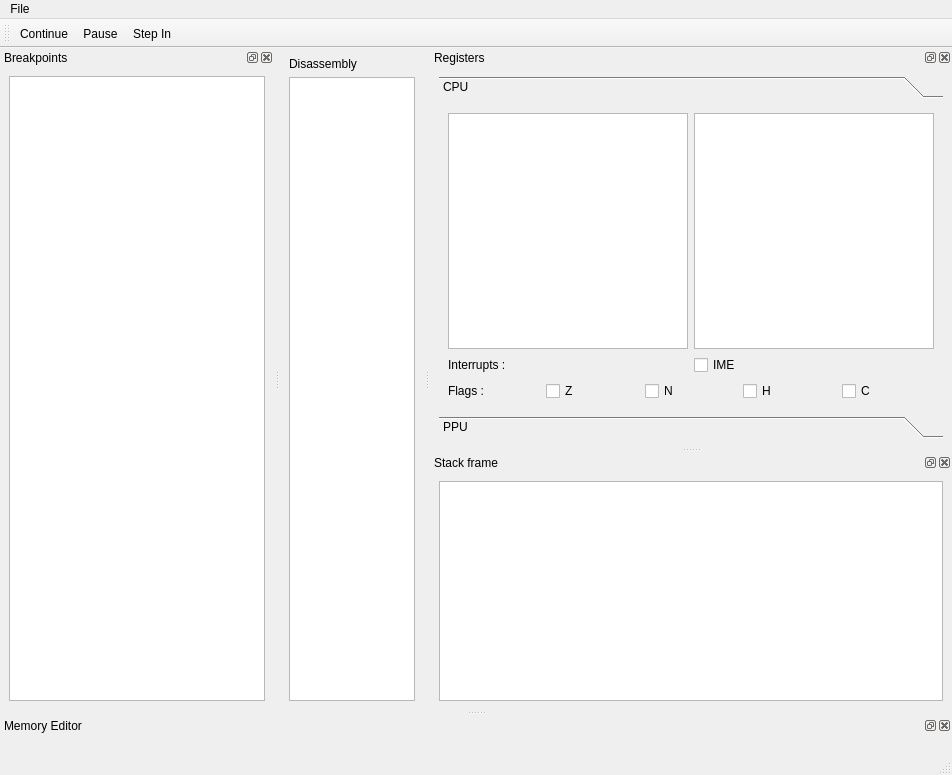
The window that srcs/ui/debugger/Debugger.ui (noctuelles/gbemu) describes before a commit, drawn with Qt 5.
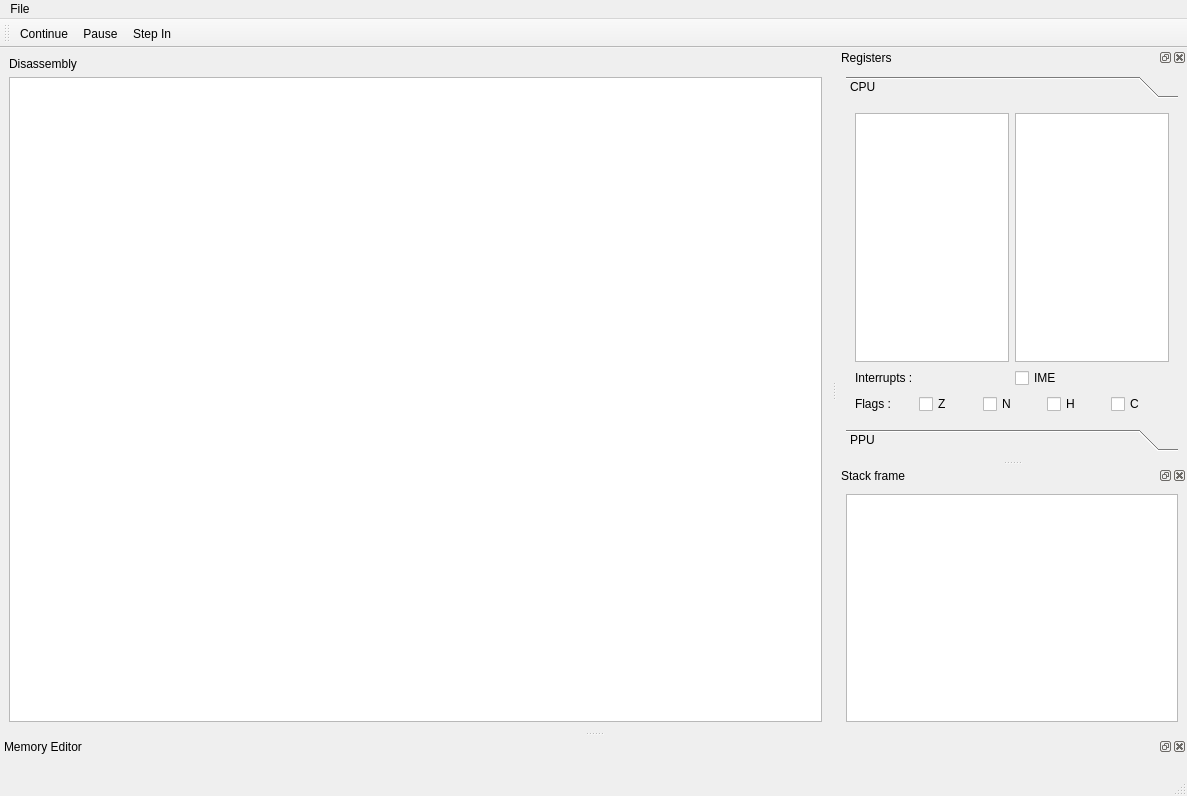
The same window after the commit. Icons and pictures are not drawn. Custom widgets are drawn as their Qt base class.

Commit message: feat: breakpoints condition menu.

Patch:
```diff
--- a/srcs/ui/debugger/Debugger.ui
+++ b/srcs/ui/debugger/Debugger.ui
@@ -6,14 +6,20 @@
    <rect>
     <x>0</x>
     <y>0</y>
-    <width>952</width>
-    <height>775</height>
+    <width>1187</width>
+    <height>796</height>
    </rect>
   </property>
   <property name="windowTitle">
    <string>Debugger</string>
   </property>
   <widget class="QWidget" name="centralwidget">
+   <property name="minimumSize">
+    <size>
+     <width>500</width>
+     <height>0</height>
+    </size>
+   </property>
    <layout class="QVBoxLayout" name="verticalLayout_2">
     <item>
      <widget class="QLabel" name="disassemblyLabel">
@@ -36,7 +42,7 @@
     <rect>
      <x>0</x>
      <y>0</y>
-     <width>952</width>
+     <width>1187</width>
      <height>23</height>
     </rect>
    </property>
@@ -63,6 +69,18 @@
    <addaction name="actionStep_In"/>
   </widget>
   <widget class="QDockWidget" name="dockRegisters">
+   <property name="sizePolicy">
+    <sizepolicy hsizetype="Minimum" vsizetype="Preferred">
+     <horstretch>0</horstretch>
+     <verstretch>0</verstretch>
+    </sizepolicy>
+   </property>
+   <property name="maximumSize">
+    <size>
+     <width>350</width>
+     <height>524287</height>
+    </size>
+   </property>
    <property name="features">
     <set>QDockWidget::DockWidgetFeature::DockWidgetClosable|QDockWidget::DockWidgetFeature::DockWidgetFloatable|QDockWidget::DockWidgetFeature::DockWidgetMovable</set>
    </property>
@@ -87,8 +105,8 @@
          <rect>
           <x>0</x>
           <y>0</y>
-          <width>246</width>
-          <height>235</height>
+          <width>332</width>
+          <height>234</height>
          </rect>
         </property>
         <attribute name="label">
@@ -246,21 +264,6 @@
     <layout class="QGridLayout" name="gridLayout"/>
    </widget>
   </widget>
-  <widget class="QDockWidget" name="dockBreakpoints">
-   <property name="windowTitle">
-    <string>Breakpoints</string>
-   </property>
-   <attribute name="dockWidgetArea">
-    <number>1</number>
-   </attribute>
-   <widget class="QWidget" name="dockWidgetContents_10">
-    <layout class="QGridLayout" name="gridLayout_5">
-     <item row="0" column="0">
-      <widget class="QListView" name="listView"/>
-     </item>
-    </layout>
-   </widget>
-  </widget>
   <action name="actionContinue">
    <property name="icon">
     <iconset resource="../../resource.qrc">
```
Left out of the diff: 12 changed lines with no effect on the pictures. The commit also changes 7 other files.
